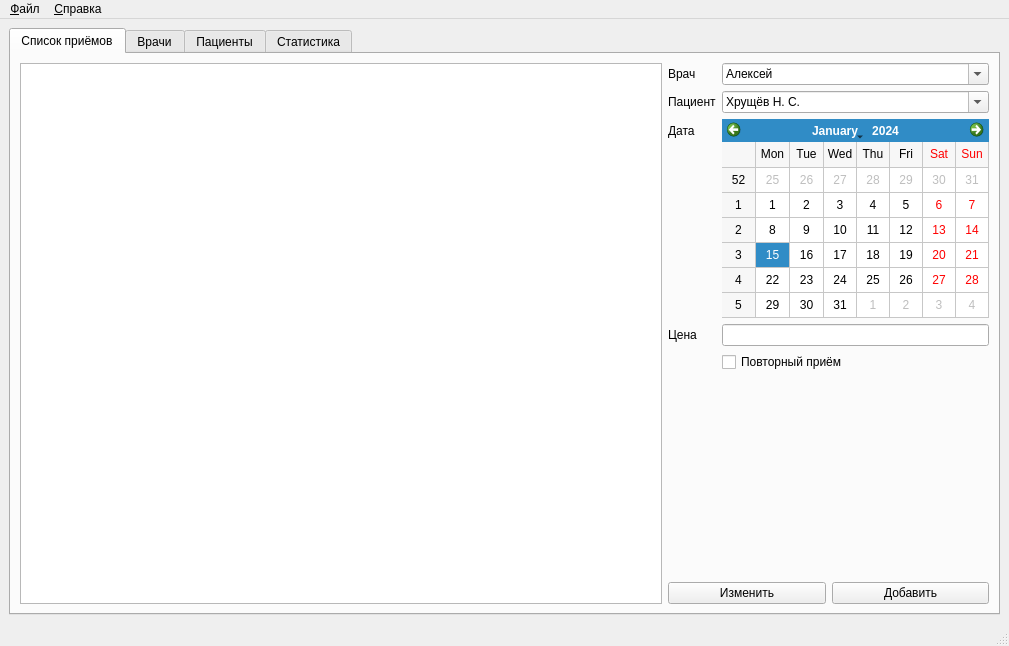
First picture: the form in src/mainwindow.ui, repository MM-Collaboration/Hospital-Finance-Tracing, before the edit.
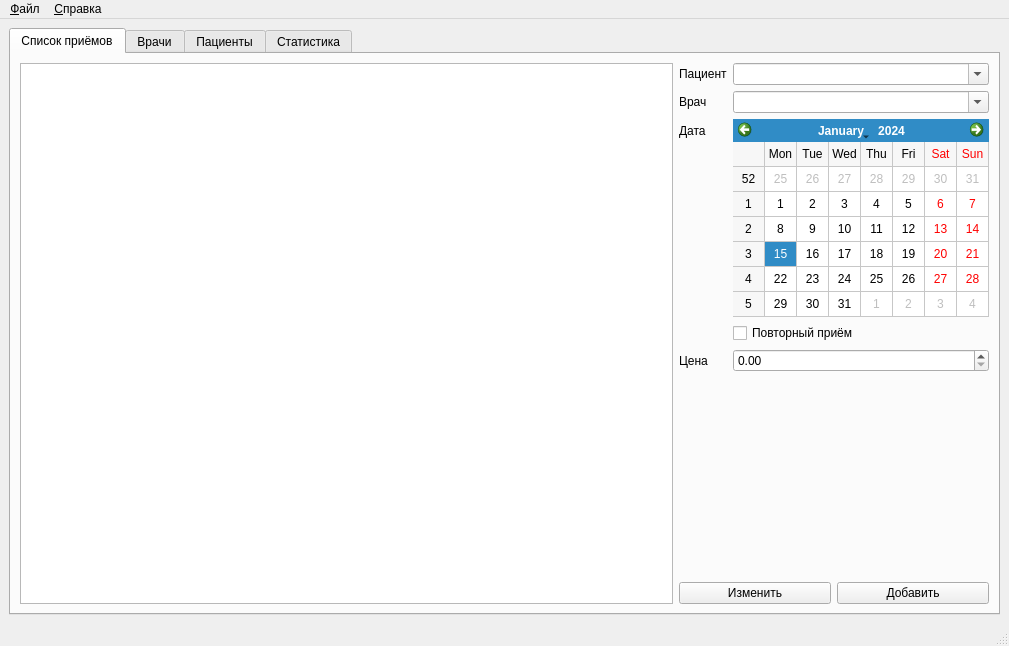
Second picture: the form after the edit. The open tabs and pages were chosen to show the change.

What changed in the file:
```diff
--- a/src/mainwindow.ui
+++ b/src/mainwindow.ui
@@ -24,7 +24,7 @@
        <attribute name="title">
         <string>Список приёмов</string>
        </attribute>
-       <layout class="QHBoxLayout" name="horizontalLayout_2" stretch="2,1">
+       <layout class="QHBoxLayout" name="horizontalLayout_2" stretch="3,1">
         <item>
          <widget class="QTableView" name="tableView_visits">
           <property name="frameShape">
@@ -37,7 +37,7 @@
         </item>
         <item>
          <layout class="QFormLayout" name="formLayout_2">
-          <item row="0" column="0">
+          <item row="1" column="0">
            <widget class="QLabel" name="label_18">
             <property name="enabled">
              <bool>true</bool>
@@ -47,7 +47,7 @@
             </property>
            </widget>
           </item>
-          <item row="0" column="1">
+          <item row="1" column="1">
            <widget class="QComboBox" name="comboBox_vistDoctor">
             <property name="enabled">
              <bool>true</bool>
@@ -55,41 +55,6 @@
             <property name="editable">
              <bool>true</bool>
             </property>
-            <item>
-             <property name="text">
-              <string>Алексей</string>
-             </property>
-            </item>
-            <item>
-             <property name="text">
-              <string>Андрей</string>
-             </property>
-            </item>
-           </widget>
-          </item>
-          <item row="1" column="0">
-           <widget class="QLabel" name="label_19">
-            <property name="enabled">
-             <bool>true</bool>
-            </property>
-            <property name="text">
-             <string>Пациент</string>
-            </property>
-           </widget>
-          </item>
-          <item row="1" column="1">
-           <widget class="QComboBox" name="comboBox_vistPatient">
-            <property name="enabled">
-             <bool>true</bool>
-            </property>
-            <property name="editable">
-             <bool>true</bool>
-            </property>
-            <item>
-             <property name="text">
-              <string>Хрущёв Н. С.</string>
-             </property>
-            </item>
            </widget>
           </item>
           <item row="2" column="0">
@@ -128,17 +93,58 @@
             </property>
            </widget>
           </item>
-          <item row="3" column="0">
-           <widget class="QLabel" name="label_7">
+          <item row="7" column="0" colspan="2">
+           <layout class="QHBoxLayout" name="horizontalLayout_6">
+            <item>
+             <widget class="QPushButton" name="btn_edit_appointment">
+              <property name="text">
+               <string>Изменить</string>
+              </property>
+             </widget>
+            </item>
+            <item>
+             <widget class="QPushButton" name="btn_add_appointment">
+              <property name="text">
+               <string>Добавить</string>
+              </property>
+             </widget>
+            </item>
+           </layout>
+          </item>
+          <item row="0" column="1">
+           <widget class="QComboBox" name="comboBox_vistPatient">
+            <property name="enabled">
+             <bool>true</bool>
+            </property>
+            <property name="editable">
+             <bool>true</bool>
+            </property>
+           </widget>
+          </item>
+          <item row="0" column="0">
+           <widget class="QLabel" name="label_19">
+            <property name="enabled">
+             <bool>true</bool>
+            </property>
             <property name="text">
-             <string>Цена</string>
+             <string>Пациент</string>
             </property>
            </widget>
           </item>
+          <item row="6" column="1">
+           <spacer name="verticalSpacer_2">
+            <property name="orientation">
+             <enum>Qt::Vertical</enum>
+            </property>
+            <property name="sizeHint" stdset="0">
+             <size>
+              <width>20</width>
+              <height>40</height>
+             </size>
+            </property>
+           </spacer>
+          </item>
           <item row="3" column="1">
-           <widget class="QLineEdit" name="lineEdit_visitPrice"/>
-          </item>
-          <item row="4" column="1">
            <widget class="QCheckBox" name="checkBox_repeatedVisit">
             <property name="text">
              <string>Повторный приём</string>
@@ -157,36 +163,28 @@
             </property>
            </widget>
           </item>
-          <item row="5" column="0" colspan="2">
-           <spacer name="verticalSpacer_2">
-            <property name="orientation">
-             <enum>Qt::Vertical</enum>
+          <item row="4" column="0">
+           <widget class="QLabel" name="label_7">
+            <property name="text">
+             <string>Цена</string>
             </property>
-            <property name="sizeHint" stdset="0">
-             <size>
-              <width>20</width>
-              <height>40</height>
-             </size>
-            </property>
-           </spacer>
+           </widget>
           </item>
-          <item row="7" column="0" colspan="2">
-           <layout class="QHBoxLayout" name="horizontalLayout_6">
-            <item>
-             <widget class="QPushButton" name="btn_edit_appointment">
-              <property name="text">
-               <string>Изменить</string>
-              </property>
-             </widget>
-            </item>
-            <item>
-             <widget class="QPushButton" name="btn_add_appointment">
-              <property name="text">
-               <string>Добавить</string>
-              </property>
-             </widget>
-            </item>
-           </layout>
+          <item row="4" column="1">
+           <widget class="QDoubleSpinBox" name="doubleSpinBox_visitPrice">
+            <property name="inputMethodHints">
+             <set>Qt::ImhNone</set>
+            </property>
+            <property name="frame">
+             <bool>true</bool>
+            </property>
+            <property name="maximum">
+             <double>9999999.990000000223517</double>
+            </property>
+            <property name="singleStep">
+             <double>500.000000000000000</double>
+            </property>
+           </widget>
           </item>
          </layout>
         </item>
```
Left out of the diff: 58 changed lines with no effect on the pictures.
